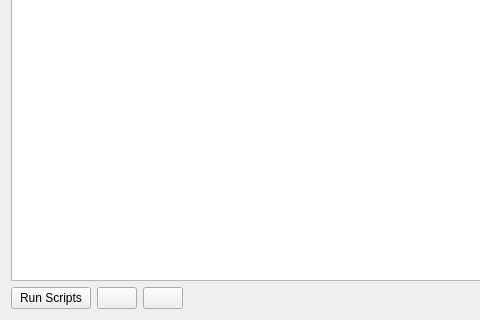
Old version of the form ShotRunnerTool/runnertool_ui.ui in the repository BlakeRaymond-AI/ENPH459Project; both pictures show x 0 to 480 and y 138 to 458 of the 748 by 458 pixel window.
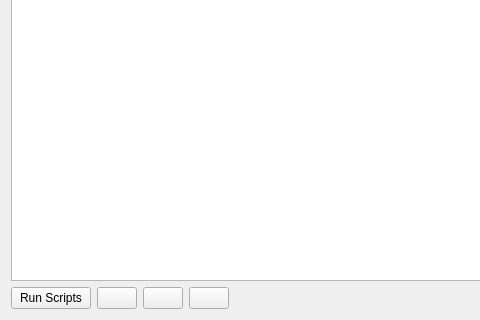
New version of the form.

Commit message: Added in a button to remove rows from the experiment. Fixed bugs associated with removing rows.

The edit to the form file:
```diff
--- a/ShotRunnerTool/runnertool_ui.ui
+++ b/ShotRunnerTool/runnertool_ui.ui
@@ -54,6 +54,13 @@
         </property>
        </widget>
       </item>
+      <item>
+       <widget class="QPushButton" name="removeRowButton">
+        <property name="text">
+         <string/>
+        </property>
+       </widget>
+      </item>
       <item>
        <spacer name="horizontalSpacer_2">
         <property name="orientation">
```
The commit also changes 3 other files.
